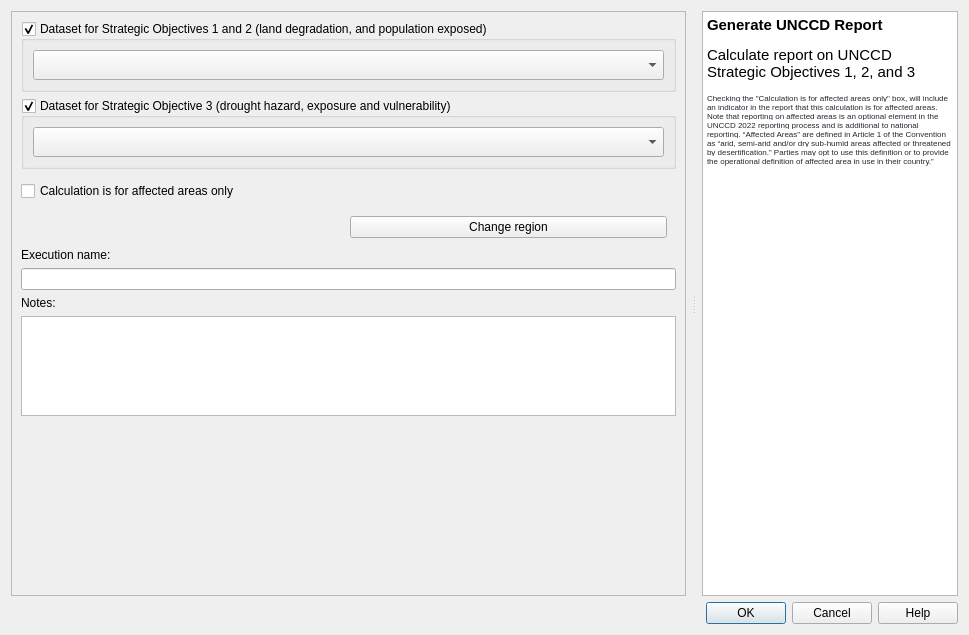
Above: LDMP/gui/DlgCalculateUNCCDReport.ui from ConservationInternational/trends.earth before the change. Below: the same form after it.
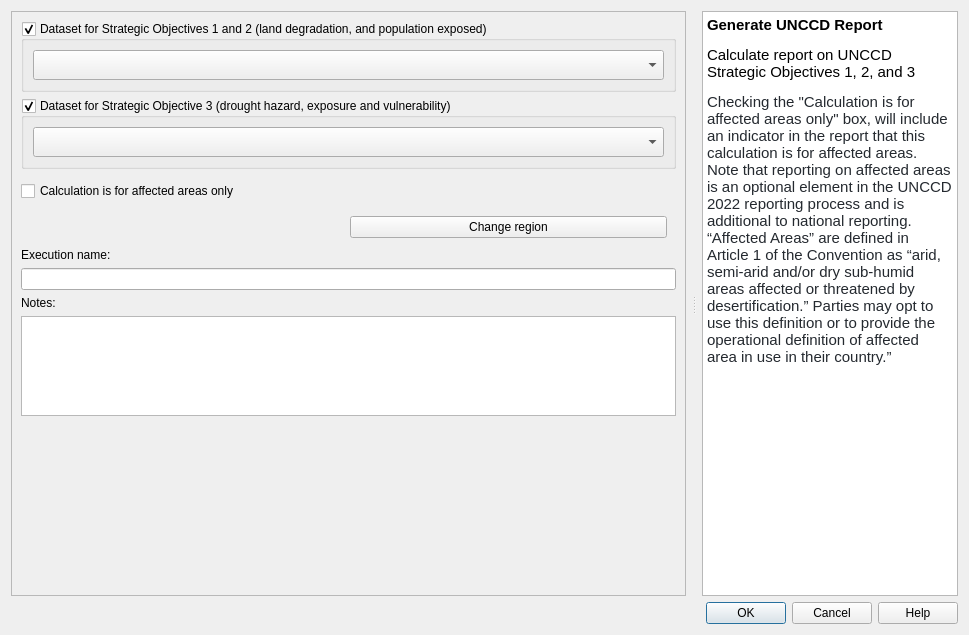
That is the form after the change. Custom widgets are drawn as their Qt base class.

Commit message: Adjust description font size (#633)

Diff of the .ui file:
```diff
--- a/LDMP/gui/DlgCalculateUNCCDReport.ui
+++ b/LDMP/gui/DlgCalculateUNCCDReport.ui
@@ -330,10 +330,10 @@
        <string>&lt;!DOCTYPE HTML PUBLIC &quot;-//W3C//DTD HTML 4.0//EN&quot; &quot;http://www.w3.org/TR/REC-html40/strict.dtd&quot;&gt;
 &lt;html&gt;&lt;head&gt;&lt;meta name=&quot;qrichtext&quot; content=&quot;1&quot; /&gt;&lt;style type=&quot;text/css&quot;&gt;
 p, li { white-space: pre-wrap; }
-&lt;/style&gt;&lt;/head&gt;&lt;body style=&quot; font-family:'MS Shell Dlg 2'; font-size:5.5pt; font-weight:400; font-style:normal;&quot;&gt;
+&lt;/style&gt;&lt;/head&gt;&lt;body style=&quot; font-family:'MS Shell Dlg 2'; font-size:8.25pt; font-weight:400; font-style:normal;&quot;&gt;
 &lt;p style=&quot; margin-top:18px; margin-bottom:12px; margin-left:0px; margin-right:0px; -qt-block-indent:0; text-indent:0px;&quot;&gt;&lt;span style=&quot; font-family:'Ubuntu'; font-size:11pt; font-weight:600;&quot;&gt;Generate UNCCD Report&lt;/span&gt;&lt;/p&gt;
 &lt;p style=&quot; margin-top:12px; margin-bottom:12px; margin-left:0px; margin-right:0px; -qt-block-indent:0; text-indent:0px;&quot;&gt;&lt;span style=&quot; font-family:'Ubuntu'; font-size:11pt;&quot;&gt;Calculate report on UNCCD Strategic Objectives 1, 2, and 3&lt;/span&gt;&lt;/p&gt;
-&lt;p style=&quot; margin-top:12px; margin-bottom:12px; margin-left:0px; margin-right:0px; -qt-block-indent:0; text-indent:0px;&quot;&gt;&lt;span style=&quot; font-family:'-apple-system','BlinkMacSystemFont','Segoe UI','Helvetica','Arial','sans-serif','Apple Color Emoji','Segoe UI Emoji'; font-size:6pt; color:#24292f; background-color:#ffffff;&quot;&gt;Checking the &amp;quot;Calculation is for affected areas only&amp;quot; box, will include an indicator in the report that this calculation is for affected areas. Note that reporting on affected areas is an optional element in the UNCCD 2022 reporting process and is additional to national reporting. “Affected Areas” are defined in Article 1 of the Convention as “arid, semi-arid and/or dry sub-humid areas affected or threatened by desertification.” Parties may opt to use this definition or to provide the operational definition of affected area in use in their country.”&lt;/span&gt;&lt;/p&gt;&lt;/body&gt;&lt;/html&gt;</string>
+&lt;p style=&quot; margin-top:12px; margin-bottom:12px; margin-left:0px; margin-right:0px; -qt-block-indent:0; text-indent:0px;&quot;&gt;&lt;span style=&quot; font-family:'-apple-system,BlinkMacSystemFont,Segoe UI,Helvetica,Arial,sans-serif,Apple Color Emoji,Segoe UI Emoji'; font-size:11pt; color:#24292f; background-color:#ffffff;&quot;&gt;Checking the &amp;quot;Calculation is for affected areas only&amp;quot; box, will include an indicator in the report that this calculation is for affected areas. Note that reporting on affected areas is an optional element in the UNCCD 2022 reporting process and is additional to national reporting. “Affected Areas” are defined in Article 1 of the Convention as “arid, semi-arid and/or dry sub-humid areas affected or threatened by desertification.” Parties may opt to use this definition or to provide the operational definition of affected area in use in their country.”&lt;/span&gt;&lt;/p&gt;&lt;/body&gt;&lt;/html&gt;</string>
       </property>
       <property name="openExternalLinks">
        <bool>true</bool>
```
Left out of the diff: 28 changed lines with no effect on the pictures.
